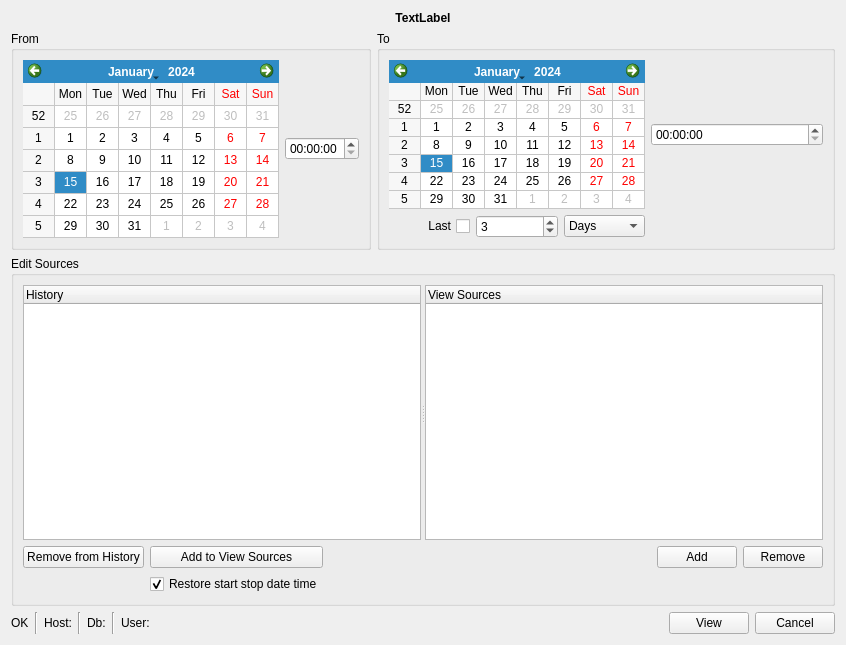
First picture: the form in hdbextractor/trunk/qt/QHdbExtractor/src/widgets/configWidget.ui, repository bourtemb/hdbpp-test, before the edit.
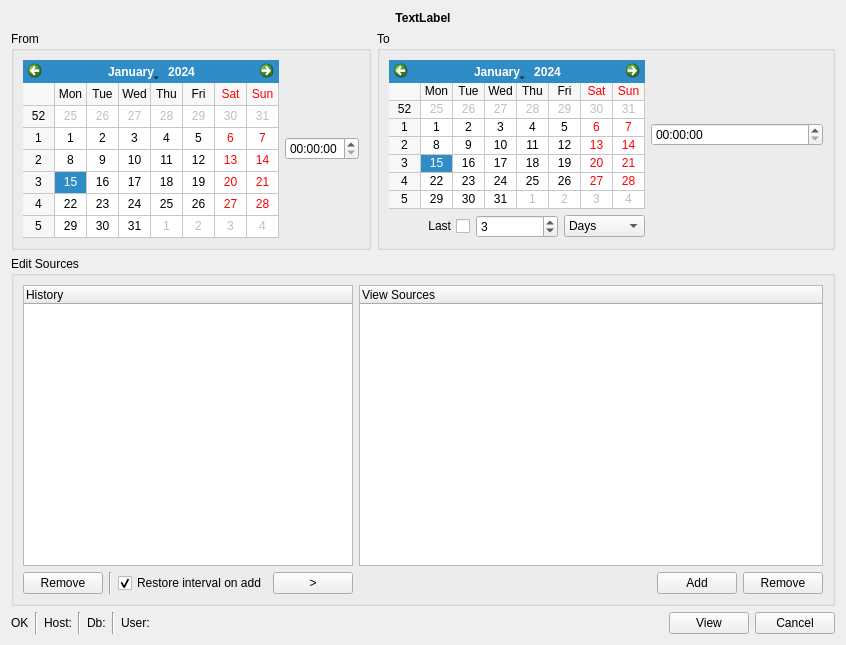
Second picture: the form after the edit.

What changed in the file:
```diff
--- a/hdbextractor/trunk/qt/QHdbExtractor/src/widgets/configWidget.ui
+++ b/hdbextractor/trunk/qt/QHdbExtractor/src/widgets/configWidget.ui
@@ -180,30 +180,62 @@
       <string>Edit Sources</string>
      </property>
      <layout class="QGridLayout" name="gridLayout">
+      <item row="0" column="0" colspan="4">
+       <widget class="QTreeWidget" name="twHistory">
+        <property name="rootIsDecorated">
+         <bool>false</bool>
+        </property>
+        <column>
+         <property name="text">
+          <string>History</string>
+         </property>
+        </column>
+       </widget>
+      </item>
+      <item row="0" column="4" colspan="3">
+       <widget class="QTreeWidget" name="twSelected">
+        <property name="rootIsDecorated">
+         <bool>false</bool>
+        </property>
+        <column>
+         <property name="text">
+          <string notr="true">View Sources</string>
+         </property>
+        </column>
+       </widget>
+      </item>
       <item row="1" column="0">
        <widget class="QPushButton" name="pbRemoveFromHistory">
         <property name="text">
-         <string>Remove from History</string>
+         <string>Remove</string>
         </property>
        </widget>
       </item>
-      <item row="1" column="4">
-       <widget class="QPushButton" name="pbRemoveSrc">
-        <property name="sizePolicy">
-         <sizepolicy hsizetype="Minimum" vsizetype="Preferred">
-          <horstretch>0</horstretch>
-          <verstretch>1</verstretch>
-         </sizepolicy>
-        </property>
-        <property name="toolTip">
-         <string>Remove Selected Source</string>
-        </property>
-        <property name="text">
-         <string>Remove</string>
+      <item row="1" column="1">
+       <widget class="Line" name="line_4">
+        <property name="orientation">
+         <enum>Qt::Vertical</enum>
         </property>
        </widget>
       </item>
       <item row="1" column="2">
+       <widget class="QCheckBox" name="cbRestoreDateTime">
+        <property name="text">
+         <string>Restore interval on add</string>
+        </property>
+        <property name="checked">
+         <bool>true</bool>
+        </property>
+       </widget>
+      </item>
+      <item row="1" column="3">
+       <widget class="QPushButton" name="pbAddToViewSources">
+        <property name="text">
+         <string>&gt;</string>
+        </property>
+       </widget>
+      </item>
+      <item row="1" column="4">
        <spacer name="horizontalSpacer_2">
         <property name="orientation">
          <enum>Qt::Horizontal</enum>
@@ -216,7 +248,7 @@
         </property>
        </spacer>
       </item>
-      <item row="1" column="3">
+      <item row="1" column="5">
        <widget class="QPushButton" name="pbAdd">
         <property name="sizePolicy">
          <sizepolicy hsizetype="Minimum" vsizetype="Preferred">
@@ -229,47 +261,19 @@
         </property>
        </widget>
       </item>
-      <item row="0" column="0" colspan="5">
-       <widget class="QSplitter" name="splitter">
-        <property name="orientation">
-         <enum>Qt::Horizontal</enum>
+      <item row="1" column="6">
+       <widget class="QPushButton" name="pbRemoveSrc">
+        <property name="sizePolicy">
+         <sizepolicy hsizetype="Minimum" vsizetype="Preferred">
+          <horstretch>0</horstretch>
+          <verstretch>1</verstretch>
+         </sizepolicy>
         </property>
-        <widget class="QTreeWidget" name="twHistory">
-         <property name="rootIsDecorated">
-          <bool>false</bool>
-         </property>
-         <column>
-          <property name="text">
-           <string>History</string>
-          </property>
-         </column>
-        </widget>
-        <widget class="QTreeWidget" name="twSelected">
-         <property name="rootIsDecorated">
-          <bool>false</bool>
-         </property>
-         <column>
-          <property name="text">
-           <string notr="true">View Sources</string>
-          </property>
-         </column>
-        </widget>
-       </widget>
-      </item>
-      <item row="1" column="1">
-       <widget class="QPushButton" name="pbAddToViewSources">
-        <property name="text">
-         <string>Add to View Sources</string>
+        <property name="toolTip">
+         <string>Remove Selected Source</string>
         </property>
-       </widget>
-      </item>
-      <item row="2" column="1">
-       <widget class="QCheckBox" name="cbRestoreDateTime">
         <property name="text">
-         <string>Restore start stop date time</string>
-        </property>
-        <property name="checked">
-         <bool>true</bool>
+         <string>Remove</string>
         </property>
        </widget>
       </item>
```
